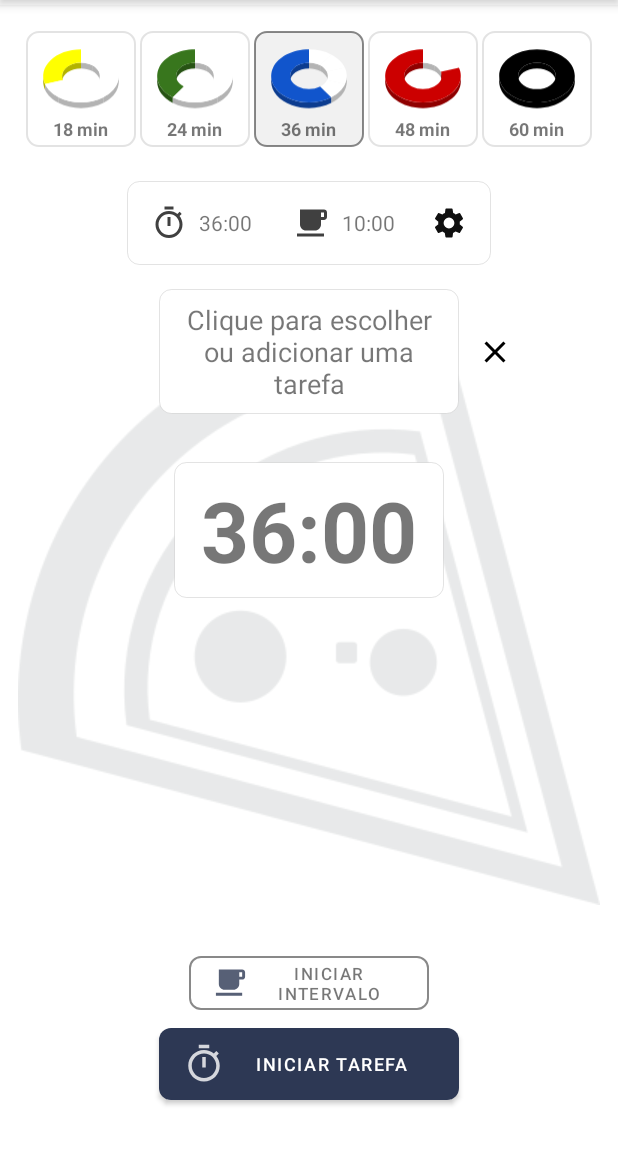
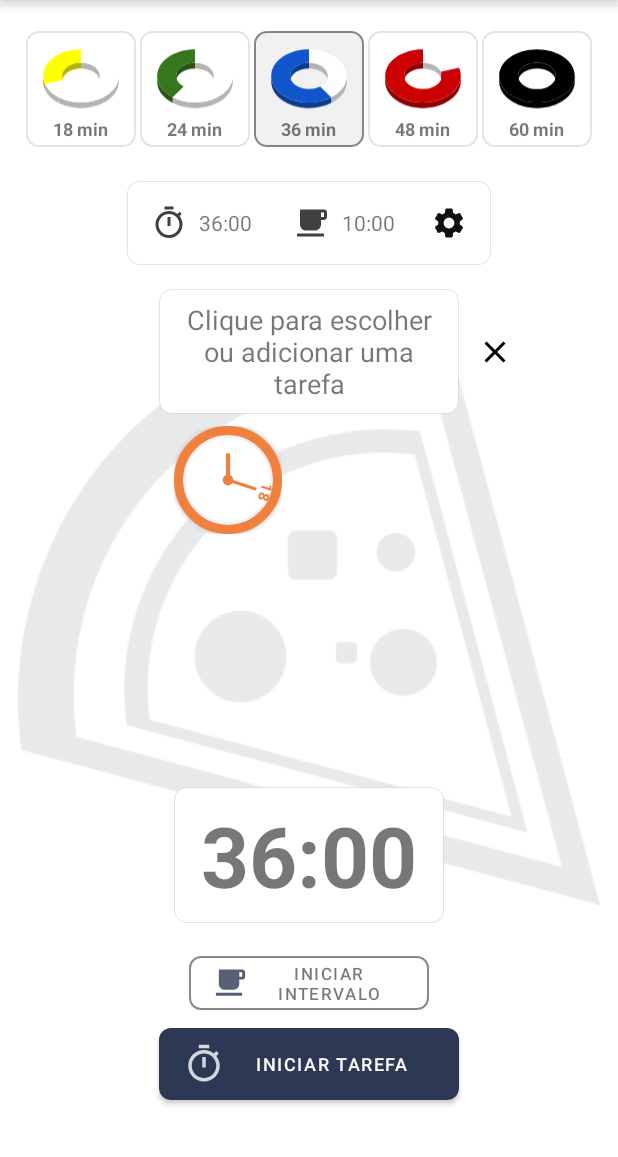
Before and after one commit to alexpfx/chunk_timer, an Android app: the screen it shows after launch (TimerActivity), on a phone screen of 412 x 824 dp, the part 79-1236 px from its top. Run offline under Robolectric (Android 15) with nearby library versions, the phone set to English and light mode, and no system bars; our stand-ins replace Room's generated code; 1 statement that could not run was skipped.

Commit message:
clock view.

```diff
--- /dev/null
+++ b/app/src/main/java/dev/alessi/chunk/pomodoro/timer/android/ClockView.kt
@@ -0,0 +1,263 @@
+package dev.alessi.chunk.pomodoro.timer.android
+
+import android.content.Context
+import android.graphics.*
+import android.text.TextPaint
+import android.util.AttributeSet
+import android.view.View
+import androidx.core.graphics.ColorUtils
+import dev.alessi.chunk.pomodoro.timer.android.util.hoursToDegree
+import dev.alessi.chunk.pomodoro.timer.android.util.minutesToDegree
+
+
+private const val roundRadius = 6f
+
+/**
+ * TODO: document your custom view class.
+ */
+
+class ClockView(context: Context, attributeSet: AttributeSet) : View(context, attributeSet) {
+
+    private var mMinutesFontSize: Float
+    private var mCircleRadius: Float
+    private var mMinutesHandHeight: Float
+    private var mHoursHandHeight: Float
+    private var mHoursHandWidth: Float
+    private var mMinutesHandWidth: Float
+    private var mHours: Int
+    private var mMinutes: Int
+    private var mCenterCircleColor: Int
+    private var mApplyGradientToBackground: Boolean
+    private var mApplyGradientToBorder: Boolean
+    private var mBackgroundColor: Int
+    private var mBorderColor: Int
+    private var mHoursClockHandColor: Int
+    private var mMinutesClockHandColor: Int
+    private var mBorderWidth: Float
+    private val mBasePaint = Paint(Paint.ANTI_ALIAS_FLAG)
+
+
+    private val mBorderPaint = Paint(mBasePaint)
+    private val mBackgroundPaint = Paint(mBasePaint)
+    private val mCenterCirclePaint = Paint(mBasePaint)
+    private val mMinutesClockHandPaint = Paint(mBasePaint)
+    private val mHoursClockHandPaint = Paint(mBasePaint)
+
+
+    private val mTextPaint = TextPaint(mBasePaint)
+
+
+    private fun FloatArray.andPrint(): FloatArray {
+        println(this.contentToString())
+        return this
+    }
+
+
+    private fun getLinearGradient(color: Int, color0: Int? = null): Shader {
+
+        val outHsl = FloatArray(3)
+
+        ColorUtils.colorToHSL(color, outHsl)
+        outHsl.andPrint()
+
+
+        val index0 = 2
+        val index1 = 2
+
+        val colorLight = ColorUtils.HSLToColor(outHsl.copyOf().apply {
+            this[index0] =
+                this[index0] * 0.8f.coerceAtMost(1f)
+        }.andPrint())
+//
+        val colorDark = ColorUtils.HSLToColor(outHsl.copyOf().apply {
+            this[index1] = (this[index1] * 0.8f).coerceAtMost(1f)
+        }.andPrint())
+
+
+        /*return RadialGradient(
+            width / 2f,
+            height / 2f,
+            width.toFloat() / 2,
+            intArrayOf(color, colorLight, colorDark),
+            null,
+            Shader.TileMode.CLAMP
+        )*/
+
+
+        return LinearGradient(
+            0.0f, 0.0f, width / 1f, height / 1f, intArrayOf(
+                color,
+                colorLight,
+                colorDark
+
+            ), null, Shader.TileMode.CLAMP
+        )
+    }
+
+
+    private fun initMembers() {
+        mMinutesClockHandPaint.apply {
+            style = Paint.Style.FILL
+            color = mMinutesClockHandColor
+        }
+
+        mHoursClockHandPaint.apply {
+            color = mHoursClockHandColor
+        }
+
+        mBorderPaint.apply {
+            style = Paint.Style.STROKE
+            color = mBorderColor
+//            shader = getLinearGradient(mBorderColor)
+            strokeWidth = mBorderWidth
+            setLayerType(LAYER_TYPE_SOFTWARE, this)
+            setShadowLayer(4f, 0f, 0f, Color.parseColor("#cccccc"))
+
+        }
+
+        mBackgroundPaint.apply {
+            style = Paint.Style.FILL
+
+            if (mApplyGradientToBackground) {
+                shader = getLinearGradient(mBackgroundColor, mBorderColor)
+                println("pegou linear gradient $shader")
+            } else {
+                color = mBackgroundColor
+            }
+
+        }
+
+        mCenterCirclePaint.apply {
+            style = Paint.Style.FILL
+            color = mCenterCircleColor
+
+
+        }
+
+        mMinutesClockHandPaint.apply {
+            style = Paint.Style.FILL
+            color = mMinutesClockHandColor
+        }
+
+        mMinutesClockHandPaint.apply {
+            style = Paint.Style.FILL
+            color = mHoursClockHandColor
+        }
+
+        mTextPaint.apply {
+            style = Paint.Style.FILL
+            textAlign = Paint.Align.CENTER
+            color = mBorderColor
+            textSize = mMinutesFontSize
+            typeface = Typeface.DEFAULT_BOLD
+
+        }
+
+
+    }
+
+    override fun onSizeChanged(w: Int, h: Int, oldw: Int, oldh: Int) {
+        initMembers()
+        super.onSizeChanged(w, h, oldw, oldh)
+    }
+
+
+    init {
+
+        context.theme.obtainStyledAttributes(attributeSet, R.styleable.ClockView, 0, 0).apply {
+            try {
+                mBorderWidth = getDimension(R.styleable.ClockView_borderWidth, 20f)
+
+                mMinutesClockHandColor =
+                    getColor(R.styleable.ClockView_minutesClockHandColor, Color.WHITE)
+                mHoursClockHandColor =
+                    getColor(R.styleable.ClockView_minutesClockHandColor, Color.CYAN)
+                mBorderColor = getColor(R.styleable.ClockView_clockBorderColor, Color.RED)
+                mBackgroundColor = getColor(R.styleable.ClockView_clockBackgroundColor, Color.GRAY)
+                mApplyGradientToBorder =
+                    getBoolean(R.styleable.ClockView_applyGradientToBorder, true)
+                mApplyGradientToBackground =
+                    getBoolean(R.styleable.ClockView_applyGradientToBackground, true)
+
+                mCenterCircleColor = getColor(R.styleable.ClockView_clockCircleColor, Color.YELLOW)
+                mMinutes = getInt(R.styleable.ClockView_clockMinutes, 30)
+                mHours = getInt(R.styleable.ClockView_clockHours, 0)
+
+                mMinutesHandWidth = getDimension(R.styleable.ClockView_minutesHandWidth, 5f)
+                mHoursHandWidth = getDimension(R.styleable.ClockView_hoursHandWidth, 7f)
+
+                mMinutesHandHeight = getDimension(R.styleable.ClockView_minutesHandHeight, 30f)
+                mHoursHandHeight = getDimension(R.styleable.ClockView_hoursHandHeight, 20f)
+
+                mCircleRadius = getDimension(R.styleable.ClockView_circleRadius, 15f)
+
+                mMinutesFontSize = getDimension(R.styleable.ClockView_minutesFontSize, 28f)
+
+            } finally {
+                recycle()
+            }
+        }
+
+        postInvalidate()
+    }
+
+
+    private val minutesRect = RectF()
+    private val hoursRect = RectF()
+
+    override fun onDraw(canvas: Canvas?) {
+
+        super.onDraw(canvas)
+
+        canvas?.apply {
+            val cx = width / 2f
+            val cy = height / 2f
+
+            drawCircle(cx, cy, cx - mBorderWidth, mBackgroundPaint)
+            drawCircle(cx, cy, cx - (mBorderWidth / 2), mBorderPaint)
+
+
+            canvas.save()
+            canvas.rotate(mMinutes.minutesToDegree(), cx, cy)
+            minutesRect.set(
+                cx - mMinutesHandWidth / 2f,
+                cy - mMinutesHandHeight,
+                cx + mMinutesHandWidth / 2f,
+                cy
+            )
+            drawRoundRect(minutesRect, roundRadius, roundRadius, mMinutesClockHandPaint)
+
+            drawText(
+                mMinutes.toString(),
+                cx,
+                cy - mMinutesHandHeight - 4,
+                mTextPaint
+            )
+
+
+            canvas.restore()
+
+            canvas.save()
+            canvas.rotate(mHours.hoursToDegree(), cx, cy)
+            hoursRect.set(
+                cx - mHoursHandWidth / 2f,
+                cy - mHoursHandHeight,
+                cx + mHoursHandWidth / 2f,
+                cy
+            )
+            drawRoundRect(hoursRect, roundRadius, roundRadius, mHoursClockHandPaint)
+            canvas.restore()
+
+            drawCircle(cx, cy, mCircleRadius, mCenterCirclePaint)
+            println("mMinutesHandWidth$mMinutesHandWidth")
+
+
+//            drawCircle(x, y, y - 10, paint)
+
+        }
+
+
+    }
+
+
+}
--- a/app/src/main/java/dev/alessi/chunk/pomodoro/timer/android/util/ProjectExtensions.kt
+++ b/app/src/main/java/dev/alessi/chunk/pomodoro/timer/android/util/ProjectExtensions.kt
@@ -26,6 +26,14 @@ fun Number.toDip(context: Context): Int {
     ).toInt()
 }
 
+
+
+fun Int.minutesToDegree(): Float{
+    return this * 6f
+}
+fun Int.hoursToDegree(): Float{
+    return this * 30f
+}
 
 fun Date.beginningOfDay(): Date {
     return createCalendarBeginningOfDay().time
--- a/app/src/main/res/layout/fragment_timer.xml
+++ b/app/src/main/res/layout/fragment_timer.xml
@@ -169,16 +169,12 @@
             android:layout_width="wrap_content"
             android:layout_height="wrap_content"
 
-            android:layout_marginTop="32dp"
-
 
             android:layout_marginBottom="16dp"
             android:minWidth="180dp"
             app:layout_constraintBottom_toTopOf="@+id/btnStartBreak"
             app:layout_constraintEnd_toEndOf="parent"
             app:layout_constraintStart_toStartOf="parent"
-            app:layout_constraintTop_toBottomOf="@+id/txtTask"
-            app:layout_constraintVertical_bias="0.0"
             tools:text="00:00:00">
 
             <TextView
@@ -222,13 +218,13 @@
 
             <ImageButton
 
-                android:contentDescription="@string/content_description_setup_timers_values"
                 android:id="@+id/btnIconSetTaskTimes"
                 style="@style/ActionButtons"
                 android:layout_width="wrap_content"
                 android:layout_height="wrap_content"
+                android:background="?attr/selectableItemBackgroundBorderless"
 
-                android:background="?attr/selectableItemBackgroundBorderless"
+                android:contentDescription="@string/content_description_setup_timers_values"
                 android:padding="8dp"
                 app:srcCompat="@drawable/ic_timer_black_24dp" />
 
@@ -250,14 +246,14 @@
                 android:layout_height="wrap_content"
 
 
+                android:layout_marginStart="20dp"
+
+                android:layout_marginLeft="20dp"
+                android:background="?attr/selectableItemBackgroundBorderless"
                 android:contentDescription="@string/content_description_setup_break_values"
 
-                android:background="?attr/selectableItemBackgroundBorderless"
                 android:padding="8dp"
-                android:layout_marginStart="20dp"
-
-                app:srcCompat="@drawable/ic_local_cafe_black_24dp"
-                android:layout_marginLeft="20dp" />
+                app:srcCompat="@drawable/ic_local_cafe_black_24dp" />
 
             <TextView
                 android:id="@+id/txtBreakTimeDisplay"
@@ -279,12 +275,12 @@
                 android:layout_width="wrap_content"
                 android:layout_height="wrap_content"
 
-                android:contentDescription="@string/content_description_setup_app"
+                android:layout_marginStart="16dp"
 
 
-                android:layout_marginStart="16dp"
                 android:layout_marginLeft="16dp"
                 android:background="?attr/selectableItemBackgroundBorderless"
+                android:contentDescription="@string/content_description_setup_app"
                 android:padding="8dp"
 
                 app:layout_constraintBottom_toBottomOf="@+id/layoutTimerSettings"
@@ -304,8 +300,8 @@
             android:layout_marginStart="4dp"
             android:layout_marginLeft="4dp"
 
+            android:background="?attr/selectableItemBackgroundBorderless"
             android:contentDescription="@string/content_description_clear_task"
-            android:background="?attr/selectableItemBackgroundBorderless"
             android:padding="8dp"
             android:tint="@color/text_color_primary"
             app:layout_constraintBottom_toBottomOf="@+id/txtTask"
@@ -343,11 +339,11 @@
             android:layout_width="0dp"
             android:layout_height="80dp"
             android:layout_marginTop="16dp"
-            android:contentDescription="@string/content_description_size_bar"
+            android:animateLayoutChanges="true"
 
 
-            android:animateLayoutChanges="true"
             android:background="@drawable/size_panel_bkg"
+            android:contentDescription="@string/content_description_size_bar"
             android:orientation="horizontal"
             app:layout_constraintEnd_toEndOf="parent"
             app:layout_constraintStart_toStartOf="parent"
@@ -407,6 +403,25 @@
 
         </LinearLayout>
 
+        <dev.alessi.chunk.pomodoro.timer.android.ClockView
+            android:id="@+id/clockViewExample"
+            style="@style/ButtonClockView"
+
+            android:layout_width="72dp"
+
+            android:layout_height="72dp"
+            android:layout_marginTop="8dp"
+
+
+            app:clockHours="0"
+            app:clockMinutes="18"
+
+
+            app:layout_constraintStart_toStartOf="@+id/frTxtMainTimer"
+            app:layout_constraintTop_toBottomOf="@+id/txtTask"
+
+            />
+
 
     </androidx.constraintlayout.widget.ConstraintLayout>
 
--- a/app/src/main/res/values/styles.xml
+++ b/app/src/main/res/values/styles.xml
@@ -185,5 +185,23 @@
 
     </style>
 
+    <style name="ButtonClockView">
+        <item name="applyGradientToBackground">false</item>
+        <item name="applyGradientToBorder">false</item>
+        <item name="borderWidth">6dp</item>
+        <item name="circleRadius">3.6dp</item>
+        <item name="clockBackgroundColor">@color/white</item>
+        <item name="clockBorderColor">#f17f3d</item>
+        <item name="clockCircleColor">#f17f3d</item>
+        <item name="hoursClockHandColor">#f17f3d</item>
+        <item name="hoursHandHeight">18dp</item>
+        <item name="hoursHandWidth">2.8dp</item>
+        <item name="minutesClockHandColor">#f17f3d</item>
+        <item name="minutesFontSize">10sp</item>
+        <item name="minutesHandHeight">20dp</item>
+        <item name="minutesHandWidth">2.2dp</item>
+
+    </style>
+
 
 </resources>
```
Also changed, not shown: app/src/main/res/drawable/clock_minutes.xml (added, +10 -0 lines), app/src/main/res/drawable/my_drawable_test.xml (added, +77 -0 lines), app/src/main/res/values/attrs_clock_view.xml (added, +21 -0 lines).
